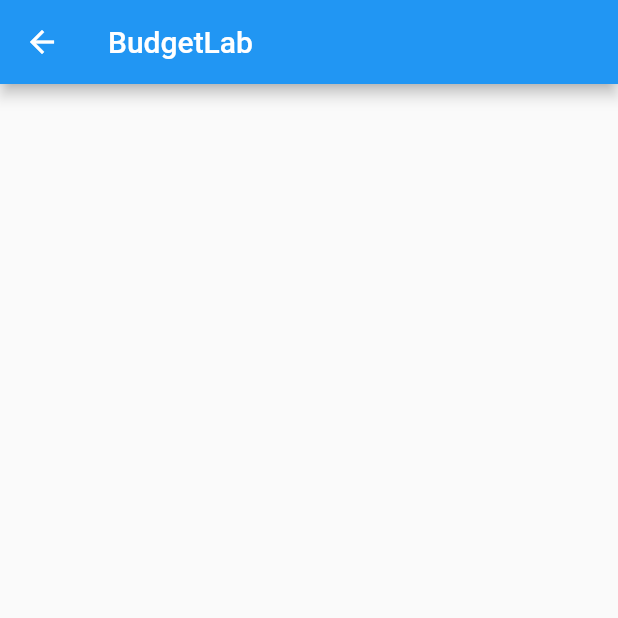
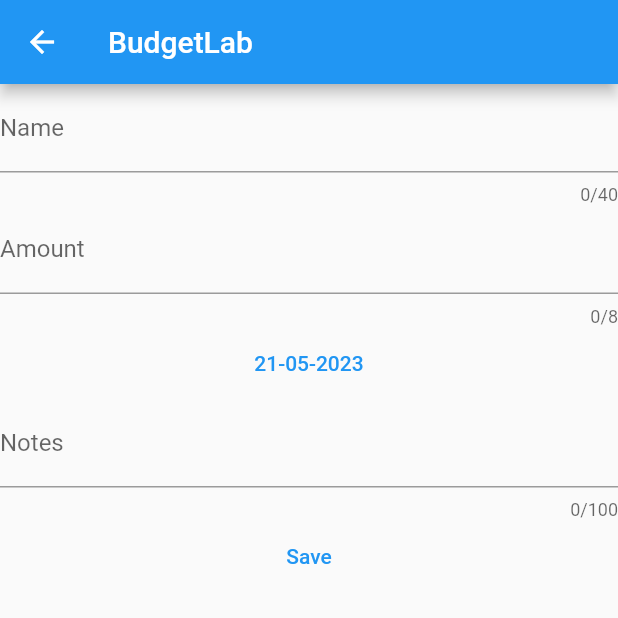
Before and after one commit to UTPAL-GAURAV/BudgetLab, a Flutter app: the LoanLendScreen screen opened directly, on a phone screen of 412 x 824 dp, the top half of it. Run offline on Flutter 3.47's test engine with Material 2 defaults, Android fonts, the phone set to English and light mode, and no system bars; our stand-ins replace objectbox; generated files the repository leaves out were written again.

Commit message:
[loanLend] semi implemented

```diff
--- a/lib/BudgetModule/LoanLend/UI/loanLend_screen.dart
+++ b/lib/BudgetModule/LoanLend/UI/loanLend_screen.dart
@@ -1,6 +1,12 @@
+import 'package:budgetlab/Shared/service/avatar_service.dart';
 import 'package:flutter/material.dart';
+import 'package:budgetlab/Shared/widgets/calendar.dart' as Calendar;
+import 'package:budgetlab/Shared/widgets/widget_manager.dart' as WidgetManager;
+import 'package:budgetlab/Shared/helper/validator_helper.dart' as Validator;
 
 import '../../../Shared/constants_manager.dart';
+import '../../../Shared/routes_manager.dart';
+import '../loanLend_controller.dart';
 
 class LoanLendScreen extends StatefulWidget {
   const LoanLendScreen({Key? key}) : super(key: key);
@@ -10,14 +16,70 @@
 }
 
 class _LoanLendScreenState extends State<LoanLendScreen> {
+  final formKey = GlobalKey<FormState>();
+  late String name, amount, notes;
+  late DateTime date;
+
+  LoanLendController loanLendController = LoanLendController();
+  AvatarService avatarService = AvatarService();
+
   @override
   Widget build(BuildContext context) {
-    return Scaffold(
-      appBar: AppBar(
-        title: const Text(ConstantsManager.APP_NAME),
-      ),
-      body: Column(
-        children: [],
+    return Form(
+      key: formKey,
+      child: Scaffold(
+        appBar: AppBar(
+          title: const Text(ConstantsManager.APP_NAME),
+        ),
+        body: StatefulBuilder(
+            builder: (BuildContext context, StateSetter setState) {
+          return Column(
+            children: [
+              WidgetManager.getTextFormField(
+                  "Name",
+                  " John",
+                  TextInputType.name,
+                  40,
+                  Validator.validateNameField,
+                  (value) => name = value!),
+              WidgetManager.getTextFormField(
+                  "Amount",
+                  " 0",
+                  TextInputType.number,
+                  8,
+                  Validator.validateLendExpenseField,
+                  (value) => amount = value!),
+              Calendar.getCalendar(),
+              WidgetManager.getTextFormField(
+                  "Notes",
+                  " For tuition fees.",
+                  TextInputType.name,
+                  100,
+                  Validator.validateNothing,
+                  (value) => notes = value!),
+              TextButton(
+                  child: const Text(ConstantsManager.SAVE),
+                  onPressed: () {
+                    formKey.currentState!.save();
+                    if (formKey.currentState!.validate()) {
+                      loanLendController.addLoanLend(
+                          true,
+                          DateTime.now(),
+                          DateTime.now(),
+                          int.parse(amount),
+                          name,
+                          notes,
+                          "",
+                          "",
+                          avatarService.getGenderAvatarFromName(name)
+                              as String);
+                      Navigator.pushReplacement(context,
+                          MaterialPageRoute(builder: routes['/home']!));
+                    }
+                  }),
+            ],
+          );
+        }),
       ),
     );
   }
--- a/lib/BudgetModule/LoanLend/loanLend_controller.dart
+++ b/lib/BudgetModule/LoanLend/loanLend_controller.dart
@@ -9,6 +9,7 @@
   }
 
   int addLoanLend(bool isLoan, DateTime dateTime, DateTime dateOfReturn, int amount, String name, String note, String phone, String returnStatus, String genderEmoji) {
+    print("zzzzzzzzzzzzzzzzzzz: "+genderEmoji);
     return loanLendService.addLoanLend(isLoan, dateTime, dateOfReturn, amount, name, note, phone, returnStatus, genderEmoji);
   }
 
--- a/lib/SettingsModule/UI/settings_screen.dart
+++ b/lib/SettingsModule/UI/settings_screen.dart
@@ -1,4 +1,4 @@
-import 'package:budgetlab/Shared/services/avatar_service.dart';
+import 'package:budgetlab/Shared/service/avatar_service.dart';
 import 'package:flutter/cupertino.dart';
 import 'package:flutter/material.dart';
 import 'package:flutter/widgets.dart';
--- a/lib/Shared/constants_manager.dart
+++ b/lib/Shared/constants_manager.dart
@@ -1,8 +1,16 @@
-
 class ConstantsManager {
+  /// APP //////////////////////////////////////////////////////////////////////
   static const String APP_NAME = "BudgetLab";
   static const String CONTENT = "CONTENT";
   static const String PREFERENCES = "PREFERENCES";
   static const String MORE = "MORE";
   static const String LOAN_LEND = "Loan/Lend";
+
+  /// ERROR ////////////////////////////////////////////////////////////////////
+  static const String NO_TEXT = "Please enter some text";
+  static const String NOT_VALID_AMOUNT = "Enter a valid amount";
+  static const String NOT_ENOUGH_BALANCE = "Not enough balance";
+
+  /// BUTTONS ///////////////////////////////////////////////////////////
+  static const String SAVE = "Save";
 }
--- /dev/null
+++ b/lib/Shared/model/callback_model.dart
@@ -0,0 +1,3 @@
+typedef FieldValidator = String Function(String);
+
+typedef OnSavedFunction = void Function(String?);
--- a/lib/Shared/widgets/bottomNavigationBar.dart
+++ b/lib/Shared/widgets/bottomNavigationBar.dart
@@ -183,7 +183,7 @@
     case 2:
       break;
     case 3:
-      Navigator.pushReplacement(
+      Navigator.push(
           context, MaterialPageRoute(builder: routes['/settings']!));
       break;
   }
--- /dev/null
+++ b/lib/Shared/widgets/calendar.dart
@@ -0,0 +1,48 @@
+import 'package:flutter/material.dart';
+import 'package:intl/intl.dart';
+
+
+/// Public Method //////////////////////////////////////////////////////////////
+
+getCalendar() {
+  return const Calendar();
+}
+
+
+/// Widget /////////////////////////////////////////////////////////////////////
+
+
+class Calendar extends StatefulWidget {
+  // const Calendar({Key? key}) : super(key: key);
+  const Calendar({super.key, this.restorationId});
+
+  final String? restorationId;
+
+  @override
+  State<Calendar> createState() => _CalendarState();
+}
+
+
+class _CalendarState extends State<Calendar> {
+  DateTime selectedDate = DateTime.now();
+
+  @override
+  Widget build(BuildContext context) {
+    return TextButton(
+      onPressed: () async {
+         final newSelectedDate = await showDatePicker(
+          context: context,
+          initialDate: selectedDate,
+          firstDate: DateTime(2023),
+          lastDate: DateTime(2100),
+        );
+         if (newSelectedDate != null) {
+           setState(() {
+             selectedDate = newSelectedDate;
+           });
+         }
+      },
+      child: Text(DateFormat('dd-MM-yyyy').format(selectedDate)),
+    );
+  }
+}
--- a/lib/Shared/widgets/featuresTiles.dart
+++ b/lib/Shared/widgets/featuresTiles.dart
@@ -40,7 +40,7 @@
       children: [
         FloatingActionButton(
           onPressed: () {
-            Navigator.pushReplacement(
+            Navigator.push(
                 context, MaterialPageRoute(builder: routes['/loanLend']!));
           },
           backgroundColor: Colors.blueAccent,
--- a/lib/Shared/widgets/widget_manager.dart
+++ b/lib/Shared/widgets/widget_manager.dart
@@ -1,6 +1,8 @@
 import 'package:budgetlab/Shared/constants_manager.dart';
+import 'package:budgetlab/Shared/model/callback_model.dart';
 import 'package:budgetlab/Shared/routes_manager.dart';
 import 'package:flutter/material.dart';
+import 'package:budgetlab/Shared/helper/validator_helper.dart' as Validator;
 
 import '../color_manager.dart';
 
@@ -28,3 +30,17 @@
     ]),
   );
 }
+
+
+getTextFormField(String labelText, String hintText, TextInputType keyboardType, int maxLength, FieldValidator validatorCallback, OnSavedFunction onSavedCallback) {
+  return TextFormField(
+    decoration: InputDecoration(hintText: hintText, labelText: labelText),
+    keyboardType: keyboardType,
+    maxLength: maxLength,
+    validator: (value) {
+      String response = validatorCallback(value!);
+      return response.isNotEmpty ? response : null;
+    },
+    onSaved: onSavedCallback,
+  );
+}
--- a/pubspec.yaml
+++ b/pubspec.yaml
@@ -34,6 +34,8 @@
   objectbox_flutter_libs: any
   path_provider: ^2.0.1
   http: ^0.13.6
+  intl: ^0.18.1
+  provider: ^6.0.0
 
 
   # The following adds the Cupertino Icons font to your application.
```
Also changed, not shown: lib/Shared/helper/validator_helper.dart (added, +37 -0 lines), lib/Shared/service/avatar_service.dart (renamed from lib/Shared/services/avatar_service.dart, +7 -7 lines), lib/main.dart (+0 -15 lines), pubspec.lock.
